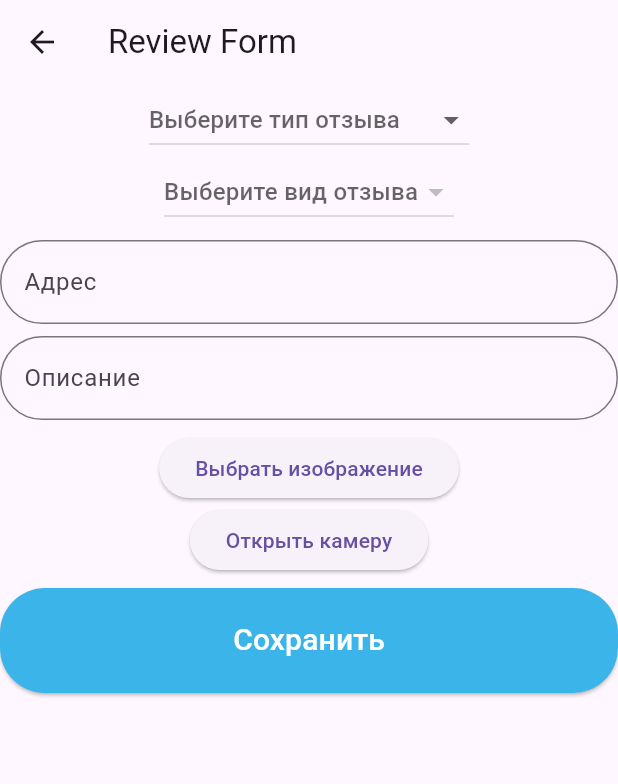
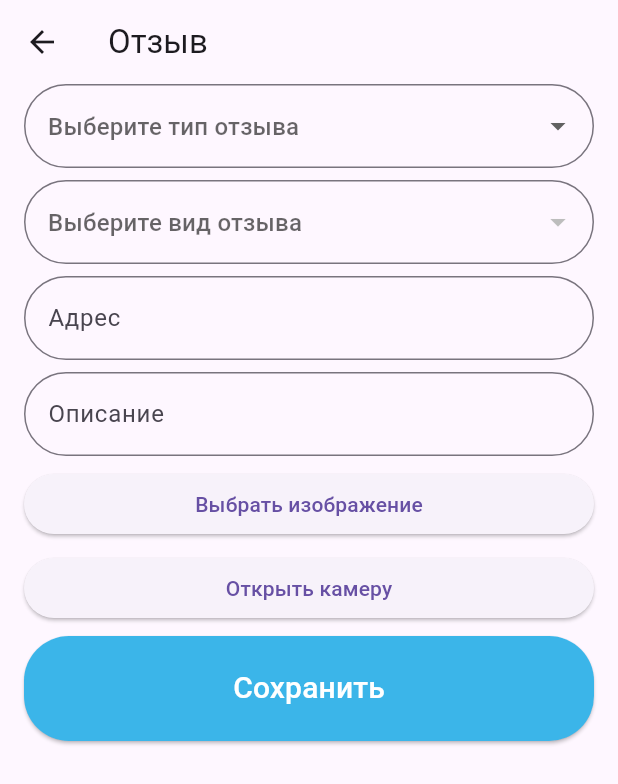
Before and after one commit to Amanturov7/jol_tartip_flutter, a Flutter app: the ReviewForm screen opened directly, on a phone screen of 412 x 824 dp. Shown: the top 784 px of the screen. Run offline on Flutter 3.47's test engine with Material 3 defaults, Android fonts, the phone set to English and light mode, and no system bars; our stand-ins replace flutter_map, image_picker, latlong2, shared_preferences; accounts and stored records are empty; network calls fail.

Commit message:
reviews form

```diff
--- a/lib/forms/review_form.dart
+++ b/lib/forms/review_form.dart
@@ -1,14 +1,15 @@
+
+
+
+
 import 'package:flutter/material.dart';
 import 'package:http/http.dart' as http;
 import 'dart:convert';
 import 'package:shared_preferences/shared_preferences.dart';
-import 'package:flutter/material.dart';
-import 'package:http/http.dart' as http;
 import 'package:http_parser/http_parser.dart';
 import 'package:image_picker/image_picker.dart';
-import 'dart:convert';
 import 'dart:io';
-import 'package:shared_preferences/shared_preferences.dart';
+
 class ReviewForm extends StatefulWidget {
   @override
   _ReviewFormPageState createState() => _ReviewFormPageState();
@@ -24,12 +25,6 @@ class _ReviewFormPageState extends State<ReviewForm> {
   String locationAddress = '';
   String description = '';
   int userId = 0;
-  bool isMapModalOpen = false;
-  Map<String, double> selectedCoordinate = {'lat': 0, 'lon': 0};
-  int roadId = 0;
-  int lightId = 0;
-  int roadSignId = 0;
-  int ecologicFactorsId = 0;
   File? _image;
 
   @override
@@ -57,13 +52,10 @@ class _ReviewFormPageState extends State<ReviewForm> {
     }
   }
 
-
-
   void handleReviewTypeChange(String? type) async {
     setState(() {
       reviewType = type;
-          selectedOption = null; // Обнуляем выбранный вид отзыва при изменении типа
-
+      selectedOption = null;
     });
 
     try {
@@ -102,7 +94,6 @@ class _ReviewFormPageState extends State<ReviewForm> {
     }
   }
 
-
   Future<File?> takePhoto() async {
     final picker = ImagePicker();
     final pickedFile = await picker.pickImage(source: ImageSource.camera);
@@ -113,6 +104,7 @@ class _ReviewFormPageState extends State<ReviewForm> {
       return null;
     }
   }
+
   void handleSelectImage() async {
     final picker = ImagePicker();
     final pickedImage = await picker.pickImage(source: ImageSource.gallery);
@@ -124,6 +116,30 @@ void handleSelectImage() async {
     }
   }
 
+  void handleSubmit() async {
+    // Check if an image is selected
+    if (_image == null) {
+      showDialog(
+        context: context,
+        builder: (BuildContext context) {
+          return AlertDialog(
+            title: Text('Ошибка'),
+            content: Text('Пожалуйста, выберите изображение перед сохранением.'),
+            actions: <Widget>[
+              TextButton(
+                onPressed: () {
+                  Navigator.of(context).pop();
+                },
+                child: Text('OK'),
+              ),
+            ],
+          );
+        },
+      );
+      return;
+    }
+
+
   Future<void> uploadFile(int reviewsId) async {
     var url = Uri.parse('http://172.26.192.1:8080/rest/attachments/upload');
     var request = http.MultipartRequest('POST', url);
@@ -131,9 +147,9 @@ void handleSelectImage() async {
     request.fields['dto'] = jsonEncode({
       'type': 'review',
       'originName': _image!.path.split('/').last,
-      'description': 'File description', // Добавьте описание здесь
-      'userId': userId.toString(), // Добавьте идентификатор пользователя здесь
-      'reviewsId': reviewsId.toString(), // Добавьте идентификатор заявки здесь
+      'description': 'File description',
+      'userId': userId.toString(),
+      'reviewsId': reviewsId.toString(),
     });
 
     request.files.add(await http.MultipartFile.fromPath(
@@ -156,27 +172,6 @@ void handleSelectImage() async {
   }
 
 
-void handleSubmit() async {
-  if (_image == null) {
-    showDialog(
-      context: context,
-      builder: (BuildContext context) {
-        return AlertDialog(
-          title: Text('Ошибка'),
-          content: Text('Пожалуйста, выберите изображение перед сохранением.'),
-          actions: <Widget>[
-            TextButton(
-              onPressed: () {
-                Navigator.of(context).pop();
-              },
-              child: Text('OK'),
-            ),
-          ],
-        );
-      },
-    );
-    return;
-  }
 
     if (locationAddress.isEmpty) {
       showDialog(
@@ -199,6 +194,7 @@ void handleSubmit() async {
       return;
     }
 
+    // Handle form submission
     try {
       final response = await http.post(
         Uri.parse('http://172.26.192.1:8080/rest/reviews/create'),
@@ -206,8 +202,8 @@ void handleSubmit() async {
           'Content-Type': 'application/json',
         },
         body: jsonEncode({
-        'lat': selectedCoordinate['lat'],
-        'lon': selectedCoordinate['lon'],
+          'lat': lat,
+          'lon': lon,
           'locationAddress': locationAddress,
           'description': description,
           'userId': userId,
@@ -217,14 +213,12 @@ void handleSubmit() async {
 
       final responseData = jsonDecode(response.body);
 
-
+      // Upload image
       if (_image != null) {
         await uploadFile(responseData['id']);
       }
 
-    print('Review created: $responseData');
-
-    // Clear form fields and image after successful submission
+      // Reset form fields
       setState(() {
         reviewType = null;
         selectedOption = null;
@@ -233,6 +227,7 @@ void handleSubmit() async {
         _image = null;
       });
 
+      // Show success dialog
       showDialog(
         context: context,
         builder: (BuildContext context) {
@@ -251,8 +246,7 @@ void handleSubmit() async {
         },
       );
     } catch (error) {
-    print('Error creating review: $error');
-
+      // Show error dialog
       showDialog(
         context: context,
         builder: (BuildContext context) {
@@ -273,33 +267,54 @@ void handleSubmit() async {
     }
   }
 
-
   @override
   Widget build(BuildContext context) {
     return Scaffold(
       appBar: AppBar(
-        title: Text('Review Form'),
+        title: Text('Отзыв'),
       ),
-      body: Form(
-        child: Column(
+      body: SingleChildScrollView(
+        child:Column(
+  crossAxisAlignment: CrossAxisAlignment.stretch,
   children: [
-            DropdownButton<String>(
+    Container(
+      padding: EdgeInsets.symmetric(horizontal: 16),
+      child: DropdownButtonFormField<String>(
         value: reviewType,
-
-              hint: Text('Выберите тип отзыва'),
+        decoration: InputDecoration(
+          hintText: 'Выберите тип отзыва',
+          border: OutlineInputBorder(
+            borderRadius: BorderRadius.circular(30.0),
+          ),
+          focusedBorder: OutlineInputBorder(
+            borderSide: BorderSide(color: Color(0xFF3BB5E9)),
+            borderRadius: BorderRadius.circular(30.0),
+          ),
+        ),
         onChanged: handleReviewTypeChange,
         items: reviewTypes.map((String type) {
           return DropdownMenuItem<String>(
-
             value: type,
             child: Text(type),
           );
         }).toList(),
       ),
-            DropdownButton<String>(
+    ),
+    SizedBox(height: 8),
+    Container(
+      padding: EdgeInsets.symmetric(horizontal: 16),
+      child: DropdownButtonFormField<String>(
         value: selectedOption,
-
-              hint: Text('Выберите вид отзыва'),
+        decoration: InputDecoration(
+          hintText: 'Выберите вид отзыва',
+          border: OutlineInputBorder(
+            borderRadius: BorderRadius.circular(30.0),
+          ),
+          focusedBorder: OutlineInputBorder(
+            borderSide: BorderSide(color: Color(0xFF3BB5E9)),
+            borderRadius: BorderRadius.circular(30.0),
+          ),
+        ),
         onChanged: (String? value) {
           setState(() {
             selectedOption = value;
@@ -312,59 +327,74 @@ void handleSubmit() async {
           );
         }).toList(),
       ),
-
+    ),
     SizedBox(height: 8),
-
-            TextFormField(
+    Container(
+      padding: EdgeInsets.symmetric(horizontal: 16),
+      child: TextFormField(
         onChanged: (value) {
           setState(() {
             locationAddress = value;
           });
         },
-              decoration: InputDecoration(hintText: 'Адрес',  border: OutlineInputBorder(
+        decoration: InputDecoration(
+          hintText: 'Адрес',
+          border: OutlineInputBorder(
             borderRadius: BorderRadius.circular(30.0),
           ),
           focusedBorder: OutlineInputBorder(
-      borderSide: BorderSide(color: Color(0xFF3BB5E9)), // Установите желаемый цвет для границы при активном состоянии
+            borderSide: BorderSide(color: Color(0xFF3BB5E9)),
             borderRadius: BorderRadius.circular(30.0),
-    ),),
+          ),
+        ),
+      ),
     ),
     SizedBox(height: 8),
-
-            TextFormField(
+    Container(
+      padding: EdgeInsets.symmetric(horizontal: 16),
+      child: TextFormField(
         onChanged: (value) {
           setState(() {
             description = value;
           });
         },
-              decoration: InputDecoration(hintText: 'Описание',  border: OutlineInputBorder(
+        decoration: InputDecoration(
+          hintText: 'Описание',
+          border: OutlineInputBorder(
             borderRadius: BorderRadius.circular(30.0),
           ),
           focusedBorder: OutlineInputBorder(
-      borderSide: BorderSide(color: Color(0xFF3BB5E9)), // Установите желаемый цвет для границы при активном состоянии
+            borderSide: BorderSide(color: Color(0xFF3BB5E9)),
             borderRadius: BorderRadius.circular(30.0),
-    ),),
+          ),
+        ),
+      ),
     ),
     SizedBox(height: 8),
-
-             ElevatedButton(
+    Container(
+      padding: EdgeInsets.symmetric(horizontal: 16),
+      child: ElevatedButton(
         onPressed: handleSelectImage,
         child: Text('Выбрать изображение'),
       ),
-                ElevatedButton(
+    ),
+    SizedBox(height: 8),
+    Container(
+      padding: EdgeInsets.symmetric(horizontal: 16),
+      child: ElevatedButton(
         onPressed: () async {
-                  // Take a photo with camera
           var image = await takePhoto();
           setState(() {
             _image = image;
           });
         },
-
-                child: Text('Открыть камеру',),
+        child: Text('Открыть камеру'),
+      ),
     ),
     SizedBox(height: 8),
-
-           ElevatedButton(
+    Container(
+      padding: EdgeInsets.symmetric(horizontal: 16),
+      child: ElevatedButton(
         onPressed: handleSubmit,
         child: Container(
           width: double.infinity,
@@ -383,8 +413,12 @@ void handleSubmit() async {
           minimumSize: Size(double.infinity, 70),
         ),
       ),
+    ),
   ],
-        ),
+)
+
+
+
       ),
     );
   }
```
Also changed, not shown: lib/forms/application_form.dart (+13 -21 lines). Lines whose indentation alone changed are shown as unchanged.
